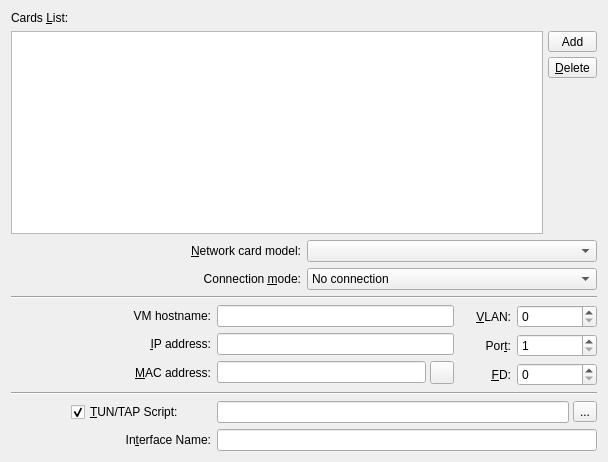
tobimensch/aqemu, file src/Old_Network_Widget.ui: the form before one commit.
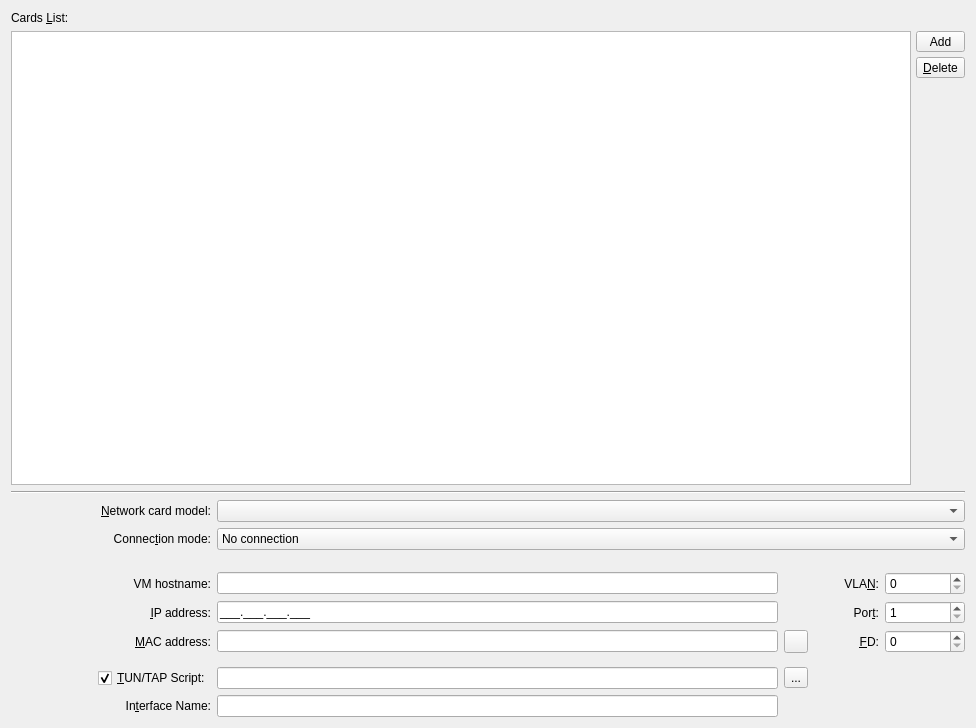
The form after the commit. Icons and pictures are not drawn.

```diff
--- a/src/Old_Network_Widget.ui
+++ b/src/Old_Network_Widget.ui
@@ -6,31 +6,15 @@
    <rect>
     <x>0</x>
     <y>0</y>
-    <width>608</width>
-    <height>462</height>
+    <width>976</width>
+    <height>728</height>
    </rect>
   </property>
   <property name="windowTitle">
    <string>Old Network Widget</string>
   </property>
-  <layout class="QGridLayout" name="gridLayout_6">
-   <item row="0" column="0">
-    <widget class="QLabel" name="Label_Cards_List">
-     <property name="sizePolicy">
-      <sizepolicy hsizetype="Maximum" vsizetype="Maximum">
-       <horstretch>0</horstretch>
-       <verstretch>0</verstretch>
-      </sizepolicy>
-     </property>
-     <property name="text">
-      <string>Cards &amp;List:</string>
-     </property>
-     <property name="buddy">
-      <cstring>Network_Cards_List</cstring>
-     </property>
-    </widget>
-   </item>
-   <item row="1" column="0">
+  <layout class="QGridLayout" name="gridLayout_2">
+   <item row="1" column="0" colspan="2">
     <layout class="QHBoxLayout" name="horizontalLayout_2">
      <property name="spacing">
       <number>5</number>
@@ -104,141 +88,25 @@
      </item>
     </layout>
    </item>
-   <item row="2" column="0">
-    <widget class="QWidget" name="Net_Card_Options" native="true">
-     <layout class="QGridLayout" name="gridLayout_5">
-      <property name="leftMargin">
-       <number>0</number>
-      </property>
-      <property name="topMargin">
-       <number>0</number>
-      </property>
-      <property name="rightMargin">
-       <number>0</number>
-      </property>
-      <property name="bottomMargin">
-       <number>0</number>
-      </property>
-      <item row="0" column="0" colspan="3">
-       <layout class="QGridLayout" name="gridLayout">
-        <item row="0" column="0">
-         <widget class="QLabel" name="Label_NetCard_Model">
-          <property name="sizePolicy">
-           <sizepolicy hsizetype="Minimum" vsizetype="Preferred">
-            <horstretch>0</horstretch>
-            <verstretch>0</verstretch>
-           </sizepolicy>
-          </property>
-          <property name="text">
-           <string>&amp;Network card model:</string>
-          </property>
-          <property name="alignment">
-           <set>Qt::AlignRight|Qt::AlignTrailing|Qt::AlignVCenter</set>
-          </property>
-          <property name="buddy">
-           <cstring>CB_Network_Card_Model</cstring>
-          </property>
-         </widget>
-        </item>
-        <item row="0" column="1">
-         <widget class="QComboBox" name="CB_Network_Card_Model">
-          <property name="maxCount">
-           <number>32</number>
-          </property>
-         </widget>
-        </item>
-        <item row="1" column="0">
-         <widget class="QLabel" name="Label_Connection_Mode">
-          <property name="sizePolicy">
-           <sizepolicy hsizetype="Minimum" vsizetype="Preferred">
-            <horstretch>0</horstretch>
-            <verstretch>0</verstretch>
-           </sizepolicy>
-          </property>
-          <property name="text">
-           <string>Connection &amp;mode:</string>
-          </property>
-          <property name="alignment">
-           <set>Qt::AlignRight|Qt::AlignTrailing|Qt::AlignVCenter</set>
-          </property>
-          <property name="buddy">
-           <cstring>CB_Connection_Mode</cstring>
-          </property>
-         </widget>
-        </item>
-        <item row="1" column="1">
-         <widget class="QComboBox" name="CB_Connection_Mode">
-          <property name="sizePolicy">
-           <sizepolicy hsizetype="Minimum" vsizetype="Fixed">
-            <horstretch>0</horstretch>
-            <verstretch>0</verstretch>
-           </sizepolicy>
-          </property>
-          <property name="currentIndex">
-           <number>8</number>
-          </property>
-          <property name="maxCount">
-           <number>32</number>
-          </property>
-          <item>
-           <property name="text">
-            <string>Use the user mode network stack</string>
-           </property>
-          </item>
-          <item>
-           <property name="text">
-            <string>Open a TUN/TAP interface</string>
-           </property>
-          </item>
-          <item>
-           <property name="text">
-            <string>Use an already open TUN/TAP interface</string>
-           </property>
-          </item>
-          <item>
-           <property name="text">
-            <string>Open a listening TCP socket</string>
-           </property>
-          </item>
-          <item>
-           <property name="text">
-            <string>Use an already open TCP socket</string>
-           </property>
-          </item>
-          <item>
-           <property name="text">
-            <string>Connect to listening TCP socket</string>
-           </property>
-          </item>
-          <item>
-           <property name="text">
-            <string>Create shared VLAN via UDP multicast socket</string>
-           </property>
-          </item>
-          <item>
-           <property name="text">
-            <string>Use an already open UDP multicast socket</string>
-           </property>
-          </item>
-          <item>
-           <property name="text">
-            <string>No connection</string>
-           </property>
-          </item>
-         </widget>
-        </item>
-       </layout>
-      </item>
-      <item row="1" column="0" colspan="3">
-       <widget class="Line" name="Line_nc_1">
-        <property name="orientation">
-         <enum>Qt::Horizontal</enum>
-        </property>
-       </widget>
-      </item>
-      <item row="2" column="0">
+   <item row="3" column="0" rowspan="2" colspan="2">
        <layout class="QGridLayout" name="gridLayout_3">
-        <item row="0" column="0">
+     <item row="3" column="3">
+      <spacer name="horizontalSpacer">
+       <property name="orientation">
+        <enum>Qt::Horizontal</enum>
+       </property>
+       <property name="sizeType">
+        <enum>QSizePolicy::Fixed</enum>
+       </property>
+       <property name="sizeHint" stdset="0">
+        <size>
+         <width>24</width>
+         <height>20</height>
+        </size>
+       </property>
+      </spacer>
+     </item>
+     <item row="3" column="0">
          <widget class="QLabel" name="Label_Host_Name">
           <property name="sizePolicy">
            <sizepolicy hsizetype="Minimum" vsizetype="Preferred">
@@ -257,10 +125,10 @@
           </property>
          </widget>
         </item>
-        <item row="0" column="1">
+     <item row="3" column="1">
          <widget class="QLineEdit" name="Edit_Hostname"/>
         </item>
-        <item row="1" column="0">
+     <item row="4" column="0">
          <widget class="QLabel" name="Label_IP">
           <property name="sizePolicy">
            <sizepolicy hsizetype="Minimum" vsizetype="Preferred">
@@ -285,20 +153,23 @@
           </property>
          </widget>
         </item>
-        <item row="1" column="1">
+     <item row="4" column="1">
          <widget class="QLineEdit" name="Edit_IP_Address">
+       <property name="inputMask">
+        <string>000.000.000.000;_</string>
+       </property>
           <property name="text">
-           <string/>
+        <string>...</string>
           </property>
           <property name="maxLength">
-           <number>24</number>
+        <number>15</number>
           </property>
           <property name="cursorPosition">
            <number>0</number>
           </property>
          </widget>
         </item>
-        <item row="2" column="0">
+     <item row="5" column="0">
          <widget class="QLabel" name="Label_MAC">
           <property name="sizePolicy">
            <sizepolicy hsizetype="Minimum" vsizetype="Preferred">
@@ -317,25 +188,42 @@
           </property>
          </widget>
         </item>
-        <item row="2" column="1">
-         <layout class="QHBoxLayout" name="horizontalLayout_3">
-          <property name="spacing">
-           <number>4</number>
-          </property>
-          <item>
-           <widget class="QLineEdit" name="Edit_MAC_Address">
+     <item row="6" column="0">
+      <spacer name="verticalSpacer_2">
+       <property name="orientation">
+        <enum>Qt::Vertical</enum>
+       </property>
+       <property name="sizeType">
+        <enum>QSizePolicy::Fixed</enum>
+       </property>
+       <property name="sizeHint" stdset="0">
+        <size>
+         <width>20</width>
+         <height>8</height>
+        </size>
+       </property>
+      </spacer>
+     </item>
+     <item row="0" column="0">
+      <widget class="QLabel" name="Label_NetCard_Model">
+       <property name="sizePolicy">
+        <sizepolicy hsizetype="Minimum" vsizetype="Preferred">
+         <horstretch>0</horstretch>
+         <verstretch>0</verstretch>
+        </sizepolicy>
+       </property>
             <property name="text">
-             <string/>
-            </property>
-            <property name="maxLength">
-             <number>18</number>
-            </property>
-            <property name="cursorPosition">
-             <number>0</number>
+        <string>&amp;Network card model:</string>
+       </property>
+       <property name="alignment">
+        <set>Qt::AlignRight|Qt::AlignTrailing|Qt::AlignVCenter</set>
+       </property>
+       <property name="buddy">
+        <cstring>CB_Network_Card_Model</cstring>
             </property>
            </widget>
           </item>
-          <item>
+     <item row="5" column="2">
            <widget class="QToolButton" name="TB_Generate_New_MAC">
             <property name="toolTip">
              <string>Generate New MAC</string>
@@ -349,30 +237,8 @@
             </property>
            </widget>
           </item>
-         </layout>
-        </item>
-       </layout>
-      </item>
-      <item row="2" column="1">
-       <spacer name="horizontalSpacer">
-        <property name="orientation">
-         <enum>Qt::Horizontal</enum>
-        </property>
-        <property name="sizeType">
-         <enum>QSizePolicy::Fixed</enum>
-        </property>
-        <property name="sizeHint" stdset="0">
-         <size>
-          <width>10</width>
-          <height>20</height>
-         </size>
-        </property>
-       </spacer>
-      </item>
-      <item row="2" column="2">
-       <layout class="QGridLayout" name="gridLayout_2">
-        <item row="0" column="0">
-         <widget class="QLabel" name="Label_VLAN">
+     <item row="1" column="0">
+      <widget class="QLabel" name="Label_Connection_Mode">
           <property name="sizePolicy">
            <sizepolicy hsizetype="Minimum" vsizetype="Preferred">
             <horstretch>0</horstretch>
@@ -380,17 +246,17 @@
            </sizepolicy>
           </property>
           <property name="text">
-           <string>&amp;VLAN:</string>
+        <string>Connec&amp;tion mode:</string>
           </property>
           <property name="alignment">
            <set>Qt::AlignRight|Qt::AlignTrailing|Qt::AlignVCenter</set>
           </property>
           <property name="buddy">
-           <cstring>SB_VLAN</cstring>
+        <cstring>CB_Connection_Mode</cstring>
           </property>
          </widget>
         </item>
-        <item row="0" column="1">
+     <item row="3" column="5">
          <widget class="QSpinBox" name="SB_VLAN">
           <property name="minimumSize">
            <size>
@@ -406,73 +272,7 @@
           </property>
          </widget>
         </item>
-        <item row="1" column="0">
-         <widget class="QLabel" name="Label_Port">
-          <property name="sizePolicy">
-           <sizepolicy hsizetype="Minimum" vsizetype="Preferred">
-            <horstretch>0</horstretch>
-            <verstretch>0</verstretch>
-           </sizepolicy>
-          </property>
-          <property name="text">
-           <string>Por&amp;t:</string>
-          </property>
-          <property name="alignment">
-           <set>Qt::AlignRight|Qt::AlignTrailing|Qt::AlignVCenter</set>
-          </property>
-          <property name="buddy">
-           <cstring>SB_Port</cstring>
-          </property>
-         </widget>
-        </item>
-        <item row="1" column="1">
-         <widget class="QSpinBox" name="SB_Port">
-          <property name="sizePolicy">
-           <sizepolicy hsizetype="Fixed" vsizetype="Fixed">
-            <horstretch>0</horstretch>
-            <verstretch>0</verstretch>
-           </sizepolicy>
-          </property>
-          <property name="minimumSize">
-           <size>
-            <width>80</width>
-            <height>0</height>
-           </size>
-          </property>
-          <property name="maximumSize">
-           <size>
-            <width>80</width>
-            <height>16777215</height>
-           </size>
-          </property>
-          <property name="minimum">
-           <number>1</number>
-          </property>
-          <property name="maximum">
-           <number>50000</number>
-          </property>
-         </widget>
-        </item>
-        <item row="2" column="0">
-         <widget class="QLabel" name="Label_File_Descriptor">
-          <property name="sizePolicy">
-           <sizepolicy hsizetype="Minimum" vsizetype="Preferred">
-            <horstretch>0</horstretch>
-            <verstretch>0</verstretch>
-           </sizepolicy>
-          </property>
-          <property name="text">
-           <string>&amp;FD:</string>
-          </property>
-          <property name="alignment">
-           <set>Qt::AlignRight|Qt::AlignTrailing|Qt::AlignVCenter</set>
-          </property>
-          <property name="buddy">
-           <cstring>SB_File_Descriptor</cstring>
-          </property>
-         </widget>
-        </item>
-        <item row="2" column="1">
+     <item row="5" column="5">
          <widget class="QSpinBox" name="SB_File_Descriptor">
           <property name="minimumSize">
            <size>
@@ -500,88 +300,38 @@
           </property>
          </widget>
         </item>
-       </layout>
-      </item>
-      <item row="3" column="0" colspan="3">
-       <widget class="Line" name="Line_nc_4">
-        <property name="orientation">
-         <enum>Qt::Horizontal</enum>
-        </property>
-       </widget>
-      </item>
-      <item row="4" column="0" colspan="3">
-       <layout class="QGridLayout" name="gridLayout_4">
-        <item row="0" column="1">
-         <layout class="QHBoxLayout" name="horizontalLayout_4">
-          <property name="spacing">
-           <number>4</number>
-          </property>
-          <item>
+     <item row="7" column="1">
            <widget class="QLineEdit" name="Edit_TUN_TAP_Script"/>
           </item>
-          <item>
-           <widget class="QToolButton" name="TB_Browse_TUN_Script">
-            <property name="text">
-             <string>...</string>
-            </property>
-            <property name="icon">
-             <iconset resource="../resources/icons.qrc">
-              <normaloff>:/open-file.png</normaloff>:/open-file.png</iconset>
-            </property>
-           </widget>
-          </item>
-         </layout>
-        </item>
-        <item row="1" column="0">
-         <widget class="QLabel" name="Label_If_Name">
+     <item row="4" column="5">
+      <widget class="QSpinBox" name="SB_Port">
           <property name="sizePolicy">
-           <sizepolicy hsizetype="Minimum" vsizetype="Preferred">
+        <sizepolicy hsizetype="Fixed" vsizetype="Fixed">
             <horstretch>0</horstretch>
             <verstretch>0</verstretch>
            </sizepolicy>
           </property>
           <property name="minimumSize">
            <size>
-            <width>200</width>
+         <width>80</width>
             <height>0</height>
            </size>
           </property>
-          <property name="text">
-           <string>In&amp;terface Name:</string>
-          </property>
-          <property name="alignment">
-           <set>Qt::AlignRight|Qt::AlignTrailing|Qt::AlignVCenter</set>
-          </property>
-          <property name="buddy">
-           <cstring>Edit_Interface_Name</cstring>
-          </property>
-         </widget>
-        </item>
-        <item row="1" column="1">
-         <widget class="QLineEdit" name="Edit_Interface_Name"/>
-        </item>
-        <item row="0" column="0">
-         <layout class="QHBoxLayout" name="horizontalLayout_5">
-          <property name="sizeConstraint">
-           <enum>QLayout::SetDefaultConstraint</enum>
-          </property>
-          <item>
-           <spacer name="horizontalSpacer_2">
-            <property name="orientation">
-             <enum>Qt::Horizontal</enum>
-            </property>
-            <property name="sizeType">
-             <enum>QSizePolicy::Minimum</enum>
-            </property>
-            <property name="sizeHint" stdset="0">
+       <property name="maximumSize">
              <size>
-              <width>60</width>
-              <height>20</height>
-             </size>
-            </property>
-           </spacer>
-          </item>
-          <item>
+         <width>80</width>
+         <height>16777215</height>
+        </size>
+       </property>
+       <property name="minimum">
+        <number>1</number>
+       </property>
+       <property name="maximum">
+        <number>50000</number>
+       </property>
+      </widget>
+     </item>
+     <item row="7" column="0" alignment="Qt::AlignRight">
            <widget class="QCheckBox" name="CH_TUN_TAP_Script">
             <property name="sizePolicy">
              <sizepolicy hsizetype="Minimum" vsizetype="Fixed">
@@ -603,13 +353,239 @@
             </property>
            </widget>
           </item>
-         </layout>
-        </item>
-       </layout>
-      </item>
+     <item row="4" column="4">
+      <widget class="QLabel" name="Label_Port">
+       <property name="sizePolicy">
+        <sizepolicy hsizetype="Minimum" vsizetype="Preferred">
+         <horstretch>0</horstretch>
+         <verstretch>0</verstretch>
+        </sizepolicy>
+       </property>
+       <property name="text">
+        <string>Por&amp;t:</string>
+       </property>
+       <property name="alignment">
+        <set>Qt::AlignRight|Qt::AlignTrailing|Qt::AlignVCenter</set>
+       </property>
+       <property name="buddy">
+        <cstring>SB_Port</cstring>
+       </property>
+      </widget>
+     </item>
+     <item row="8" column="0">
+      <widget class="QLabel" name="Label_If_Name">
+       <property name="sizePolicy">
+        <sizepolicy hsizetype="Minimum" vsizetype="Preferred">
+         <horstretch>0</horstretch>
+         <verstretch>0</verstretch>
+        </sizepolicy>
+       </property>
+       <property name="minimumSize">
+        <size>
+         <width>200</width>
+         <height>0</height>
+        </size>
+       </property>
+       <property name="text">
+        <string>In&amp;terface Name:</string>
+       </property>
+       <property name="alignment">
+        <set>Qt::AlignRight|Qt::AlignTrailing|Qt::AlignVCenter</set>
+       </property>
+       <property name="buddy">
+        <cstring>Edit_Interface_Name</cstring>
+       </property>
+      </widget>
+     </item>
+     <item row="5" column="4">
+      <widget class="QLabel" name="Label_File_Descriptor">
+       <property name="sizePolicy">
+        <sizepolicy hsizetype="Minimum" vsizetype="Preferred">
+         <horstretch>0</horstretch>
+         <verstretch>0</verstretch>
+        </sizepolicy>
+       </property>
+       <property name="text">
+        <string>&amp;FD:</string>
+       </property>
+       <property name="alignment">
+        <set>Qt::AlignRight|Qt::AlignTrailing|Qt::AlignVCenter</set>
+       </property>
+       <property name="buddy">
+        <cstring>SB_File_Descriptor</cstring>
+       </property>
+      </widget>
+     </item>
+     <item row="3" column="4">
+      <widget class="QLabel" name="Label_VLAN">
+       <property name="sizePolicy">
+        <sizepolicy hsizetype="Minimum" vsizetype="Preferred">
+         <horstretch>0</horstretch>
+         <verstretch>0</verstretch>
+        </sizepolicy>
+       </property>
+       <property name="text">
+        <string>VLA&amp;N:</string>
+       </property>
+       <property name="alignment">
+        <set>Qt::AlignRight|Qt::AlignTrailing|Qt::AlignVCenter</set>
+       </property>
+       <property name="buddy">
+        <cstring>SB_VLAN</cstring>
+       </property>
+      </widget>
+     </item>
+     <item row="7" column="2">
+      <widget class="QToolButton" name="TB_Browse_TUN_Script">
+       <property name="text">
+        <string>...</string>
+       </property>
+       <property name="icon">
+        <iconset resource="../resources/icons.qrc">
+         <normaloff>:/open-file.png</normaloff>:/open-file.png</iconset>
+       </property>
+      </widget>
+     </item>
+     <item row="8" column="1">
+      <widget class="QLineEdit" name="Edit_Interface_Name"/>
+     </item>
+     <item row="5" column="1">
+      <widget class="QLineEdit" name="Edit_MAC_Address">
+       <property name="text">
+        <string/>
+       </property>
+       <property name="maxLength">
+        <number>18</number>
+       </property>
+       <property name="cursorPosition">
+        <number>0</number>
+       </property>
+      </widget>
+     </item>
+     <item row="2" column="1">
+      <spacer name="verticalSpacer_3">
+       <property name="orientation">
+        <enum>Qt::Vertical</enum>
+       </property>
+       <property name="sizeHint" stdset="0">
+        <size>
+         <width>20</width>
+         <height>16</height>
+        </size>
+       </property>
+      </spacer>
+     </item>
+     <item row="1" column="1" colspan="5">
+      <widget class="QComboBox" name="CB_Connection_Mode">
+       <property name="sizePolicy">
+        <sizepolicy hsizetype="Minimum" vsizetype="Fixed">
+         <horstretch>0</horstretch>
+         <verstretch>0</verstretch>
+        </sizepolicy>
+       </property>
+       <property name="currentIndex">
+        <number>8</number>
+       </property>
+       <property name="maxCount">
+        <number>32</number>
+       </property>
+       <item>
+        <property name="text">
+         <string>Use the user mode network stack</string>
+        </property>
+       </item>
+       <item>
+        <property name="text">
+         <string>Open a TUN/TAP interface</string>
+        </property>
+       </item>
+       <item>
+        <property name="text">
+         <string>Use an already open TUN/TAP interface</string>
+        </property>
+       </item>
+       <item>
+        <property name="text">
+         <string>Open a listening TCP socket</string>
+        </property>
+       </item>
+       <item>
+        <property name="text">
+         <string>Use an already open TCP socket</string>
+        </property>
+       </item>
+       <item>
+        <property name="text">
+         <string>Connect to listening TCP socket</string>
+        </property>
+       </item>
+       <item>
+        <property name="text">
+         <string>Create shared VLAN via UDP multicast socket</string>
+        </property>
+       </item>
+       <item>
+        <property name="text">
+         <string>Use an already open UDP multicast socket</string>
+        </property>
+       </item>
+       <item>
+        <property name="text">
+         <string>No connection</string>
+        </property>
+       </item>
+      </widget>
+     </item>
+     <item row="0" column="1" colspan="5">
+      <widget class="QComboBox" name="CB_Network_Card_Model">
+       <property name="maxCount">
+        <number>32</number>
+       </property>
+      </widget>
+     </item>
+    </layout>
+   </item>
+   <item row="2" column="0" colspan="2">
+    <widget class="Line" name="Line_nc_1">
+     <property name="orientation">
+      <enum>Qt::Horizontal</enum>
+     </property>
+    </widget>
+   </item>
+   <item row="4" column="1">
+    <widget class="QWidget" name="Net_Card_Options" native="true">
+     <layout class="QGridLayout" name="gridLayout_5">
+      <property name="leftMargin">
+       <number>0</number>
+      </property>
+      <property name="topMargin">
+       <number>0</number>
+      </property>
+      <property name="rightMargin">
+       <number>0</number>
+      </property>
+      <property name="bottomMargin">
+       <number>0</number>
+      </property>
      </layout>
     </widget>
    </item>
+   <item row="0" column="0">
+    <widget class="QLabel" name="Label_Cards_List">
+     <property name="sizePolicy">
+      <sizepolicy hsizetype="Maximum" vsizetype="Maximum">
+       <horstretch>0</horstretch>
+       <verstretch>0</verstretch>
+      </sizepolicy>
+     </property>
+     <property name="text">
+      <string>Cards &amp;List:</string>
+     </property>
+     <property name="buddy">
+      <cstring>Network_Cards_List</cstring>
+     </property>
+    </widget>
+   </item>
   </layout>
  </widget>
  <tabstops>
```
Left out of the diff: 10 changed lines with no effect on the pictures. Lines whose indentation alone changed are shown as unchanged.
